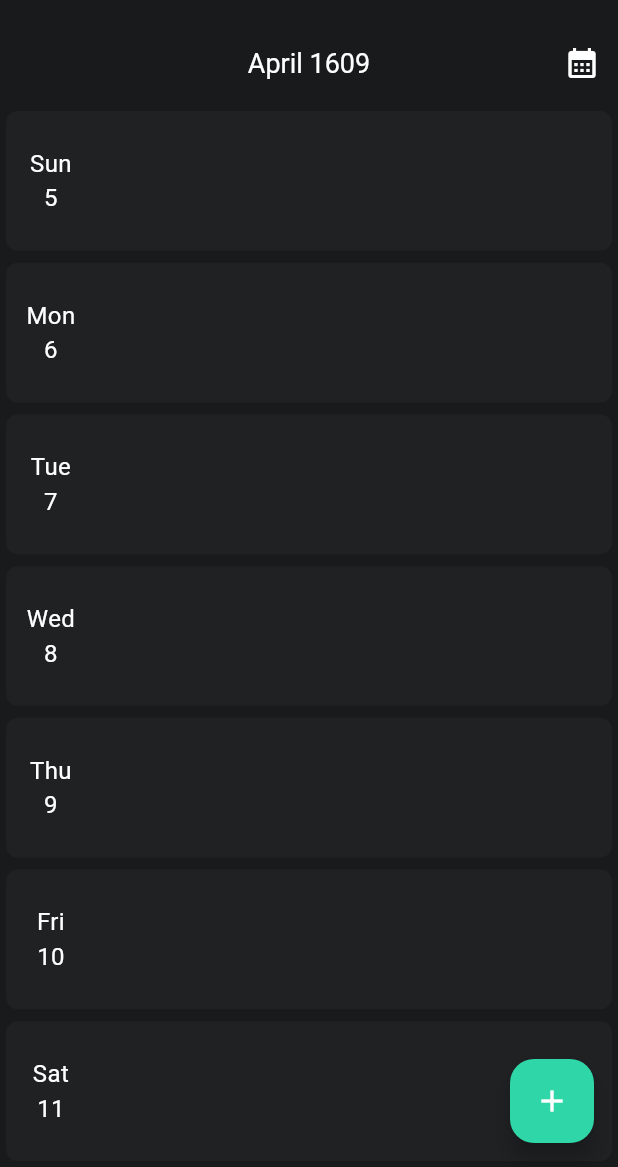
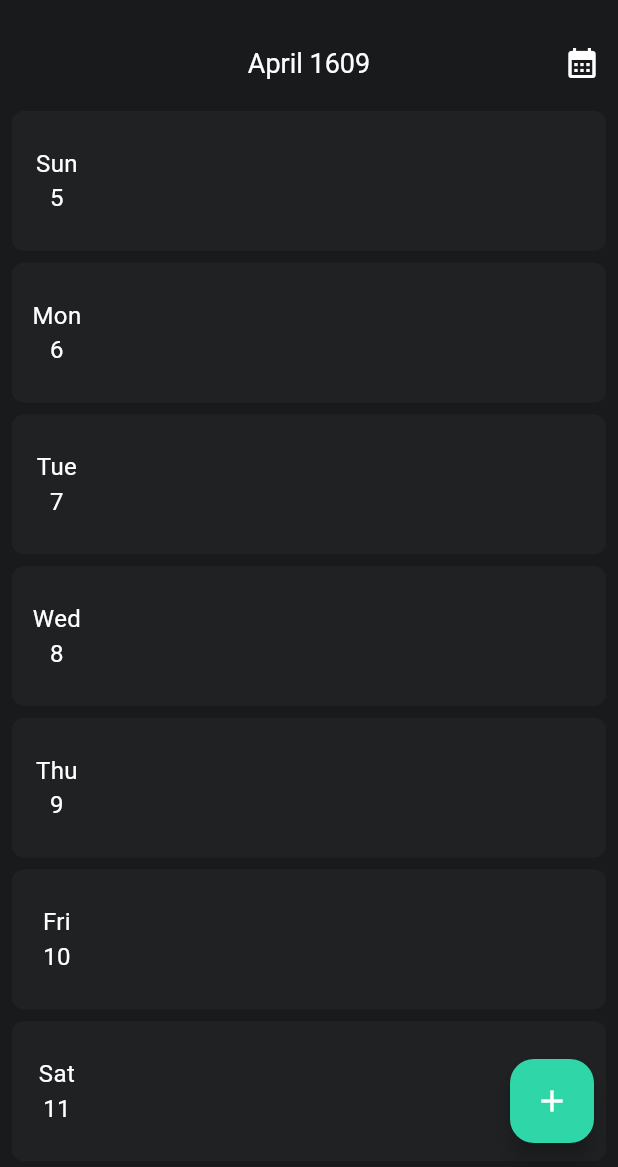
Before and after one commit to trieu-dev/watch-my-cash-flow, a Flutter app: the screen it shows after launch, after a tap on the "view week" icon, on a phone screen of 412 x 824 dp, the part 69-1236 px from its top. Run offline on Flutter 3.47's test engine with Material 3 defaults, Android fonts, the phone set to English and light mode, and no system bars; our stand-ins replace flutter_dotenv, get, shared_preferences, supabase_flutter; missing offline and left inert: country_flags; accounts and stored records are empty.

Commit message:
Week view - Add padding for each page

```diff
--- a/watch_my_cash_flow/lib/calendar/week_view.dart
+++ b/watch_my_cash_flow/lib/calendar/week_view.dart
@@ -50,7 +50,7 @@ class WeekView extends GetView<CalendarController> {
             onTap: () => onSelect(d),
             child: AnimatedContainer(
               duration: Duration(milliseconds: 180),
-              margin: EdgeInsets.all(4),
+              margin: EdgeInsets.symmetric(vertical: 4, horizontal: 8),
               alignment: Alignment.center,
               child: Card(
                   shape: RoundedRectangleBorder(borderRadius: BorderRadius.circular(8)),
```
